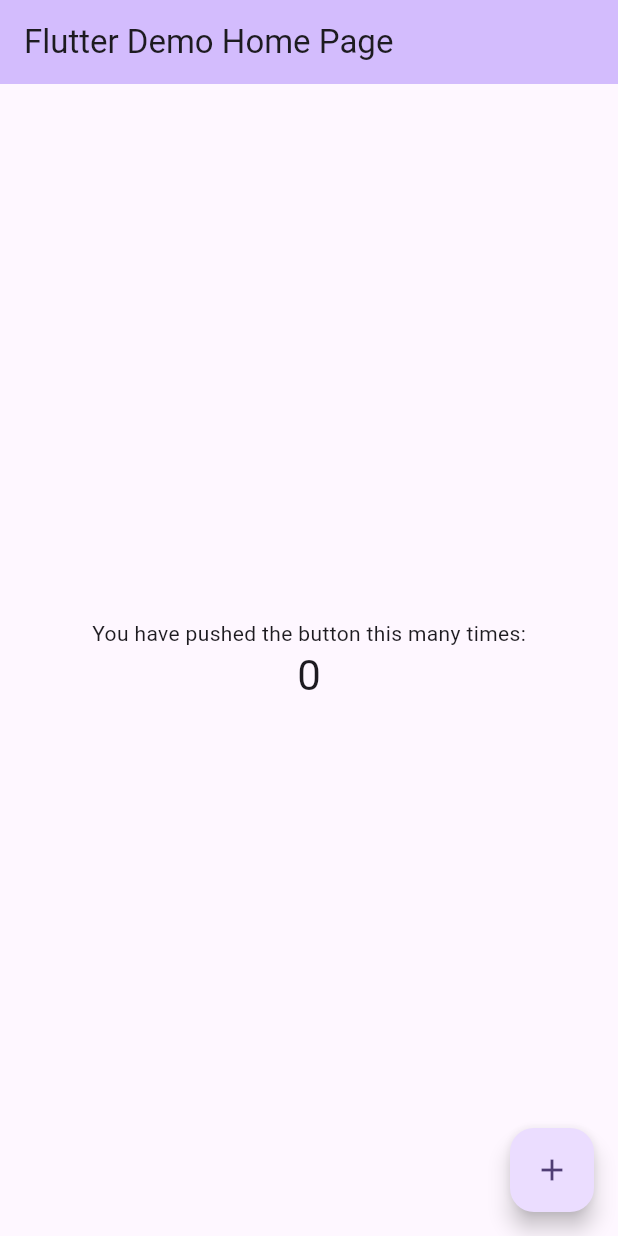
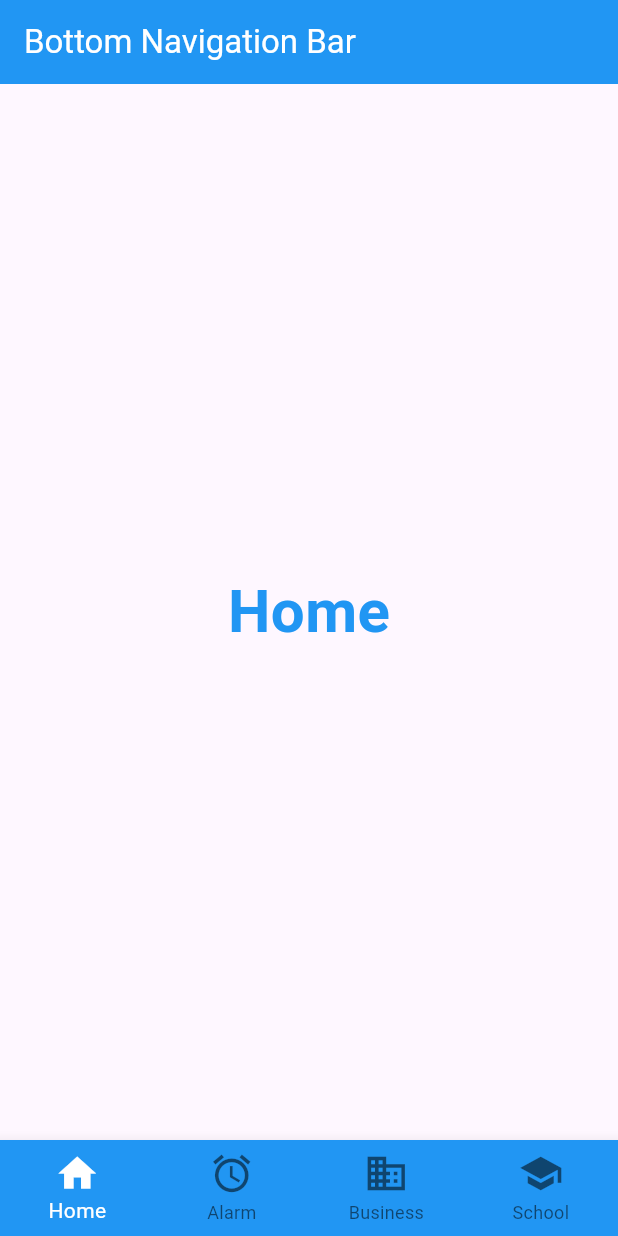
Before and after one commit to CheezyChillz/TMA3084_G02_102578_Lab05_Lesson07, a Flutter app: the screen it shows after launch, on a phone screen of 412 x 824 dp. Run offline on Flutter 3.47's test engine with Material 3 defaults, Android fonts, the phone set to English and light mode, and no system bars.

Commit message:
Add Lab A BottomNavigationBar

```diff
--- a/lib/main.dart
+++ b/lib/main.dart
@@ -1,121 +1,59 @@
 import 'package:flutter/material.dart';
+import 'screen1.dart';
+import 'screen2.dart';
+import 'screen3.dart';
+import 'screen4.dart';
 
 void main() {
-  runApp(const MyApp());
+  runApp(const MaterialApp(
+    debugShowCheckedModeBanner: false,
+    home: BottomNavLab(),
+  ));
 }
 
-class MyApp extends StatelessWidget {
-  const MyApp({super.key});
+class BottomNavLab extends StatefulWidget {
+  const BottomNavLab({super.key});
 
-  // This widget is the root of your application.
   @override
-  Widget build(BuildContext context) {
-    return MaterialApp(
-      title: 'Flutter Demo',
-      theme: ThemeData(
-        // This is the theme of your application.
-        //
-        // TRY THIS: Try running your application with "flutter run". You'll see
-        // the application has a purple toolbar. Then, without quitting the app,
-        // try changing the seedColor in the colorScheme below to Colors.green
-        // and then invoke "hot reload" (save your changes or press the "hot
-        // reload" button in a Flutter-supported IDE, or press "r" if you used
-        // the command line to start the app).
-        //
-        // Notice that the counter didn't reset back to zero; the application
-        // state is not lost during the reload. To reset the state, use hot
-        // restart instead.
-        //
-        // This works for code too, not just values: Most code changes can be
-        // tested with just a hot reload.
-        colorScheme: .fromSeed(seedColor: Colors.deepPurple),
-      ),
-      home: const MyHomePage(title: 'Flutter Demo Home Page'),
-    );
-  }
+  State<BottomNavLab> createState() => _BottomNavLabState();
 }
 
-class MyHomePage extends StatefulWidget {
-  const MyHomePage({super.key, required this.title});
+class _BottomNavLabState extends State<BottomNavLab> {
+  int currentIndex = 0;
 
-  // This widget is the home page of your application. It is stateful, meaning
-  // that it has a State object (defined below) that contains fields that affect
-  // how it looks.
-
-  // This class is the configuration for the state. It holds the values (in this
-  // case the title) provided by the parent (in this case the App widget) and
-  // used by the build method of the State. Fields in a Widget subclass are
-  // always marked "final".
-
-  final String title;
-
-  @override
-  State<MyHomePage> createState() => _MyHomePageState();
-}
-
-class _MyHomePageState extends State<MyHomePage> {
-  int _counter = 0;
-
-  void _incrementCounter() {
-    setState(() {
-      // This call to setState tells the Flutter framework that something has
-      // changed in this State, which causes it to rerun the build method below
-      // so that the display can reflect the updated values. If we changed
-      // _counter without calling setState(), then the build method would not be
-      // called again, and so nothing would appear to happen.
-      _counter++;
-    });
-  }
+  final List<Widget> screens = const [
+    Screen1(),
+    Screen2(),
+    Screen3(),
+    Screen4(),
+  ];
 
   @override
   Widget build(BuildContext context) {
-    // This method is rerun every time setState is called, for instance as done
-    // by the _incrementCounter method above.
-    //
-    // The Flutter framework has been optimized to make rerunning build methods
-    // fast, so that you can just rebuild anything that needs updating rather
-    // than having to individually change instances of widgets.
     return Scaffold(
       appBar: AppBar(
-        // TRY THIS: Try changing the color here to a specific color (to
-        // Colors.amber, perhaps?) and trigger a hot reload to see the AppBar
-        // change color while the other colors stay the same.
-        backgroundColor: Theme.of(context).colorScheme.inversePrimary,
-        // Here we take the value from the MyHomePage object that was created by
-        // the App.build method, and use it to set our appbar title.
-        title: Text(widget.title),
+        title: const Text('Bottom Navigation Bar'),
+        backgroundColor: Colors.blue,
+        foregroundColor: Colors.white,
       ),
-      body: Center(
-        // Center is a layout widget. It takes a single child and positions it
-        // in the middle of the parent.
-        child: Column(
-          // Column is also a layout widget. It takes a list of children and
-          // arranges them vertically. By default, it sizes itself to fit its
-          // children horizontally, and tries to be as tall as its parent.
-          //
-          // Column has various properties to control how it sizes itself and
-          // how it positions its children. Here we use mainAxisAlignment to
-          // center the children vertically; the main axis here is the vertical
-          // axis because Columns are vertical (the cross axis would be
-          // horizontal).
-          //
-          // TRY THIS: Invoke "debug painting" (choose the "Toggle Debug Paint"
-          // action in the IDE, or press "p" in the console), to see the
-          // wireframe for each widget.
-          mainAxisAlignment: .center,
-          children: [
-            const Text('You have pushed the button this many times:'),
-            Text(
-              '$_counter',
-              style: Theme.of(context).textTheme.headlineMedium,
-            ),
-          ],
-        ),
-      ),
-      floatingActionButton: FloatingActionButton(
-        onPressed: _incrementCounter,
-        tooltip: 'Increment',
-        child: const Icon(Icons.add),
+      body: screens[currentIndex],
+      bottomNavigationBar: BottomNavigationBar(
+        type: BottomNavigationBarType.fixed,
+        fixedColor: Colors.white,
+        backgroundColor: Colors.blue,
+        iconSize: 30,
+        currentIndex: currentIndex,
+        onTap: (int index) {
+          setState(() {
+            currentIndex = index;
+          });
+        },
+        items: const [
+          BottomNavigationBarItem(icon: Icon(Icons.home), label: 'Home'),
+          BottomNavigationBarItem(icon: Icon(Icons.alarm), label: 'Alarm'),
+          BottomNavigationBarItem(icon: Icon(Icons.business), label: 'Business'),
+          BottomNavigationBarItem(icon: Icon(Icons.school), label: 'School'),
+        ],
       ),
     );
   }
--- /dev/null
+++ b/lib/screen1.dart
@@ -0,0 +1,19 @@
+import 'package:flutter/material.dart';
+
+class Screen1 extends StatelessWidget {
+  const Screen1({super.key});
+
+  @override
+  Widget build(BuildContext context) {
+    return const Center(
+      child: Text(
+        'Home',
+        style: TextStyle(
+          fontSize: 40,
+          fontWeight: FontWeight.bold,
+          color: Colors.blue,
+        ),
+      ),
+    );
+  }
+}
```
Also changed, not shown: lib/screen2.dart (added, +19 -0 lines), lib/screen3.dart (added, +19 -0 lines), lib/screen4.dart (added, +19 -0 lines).
